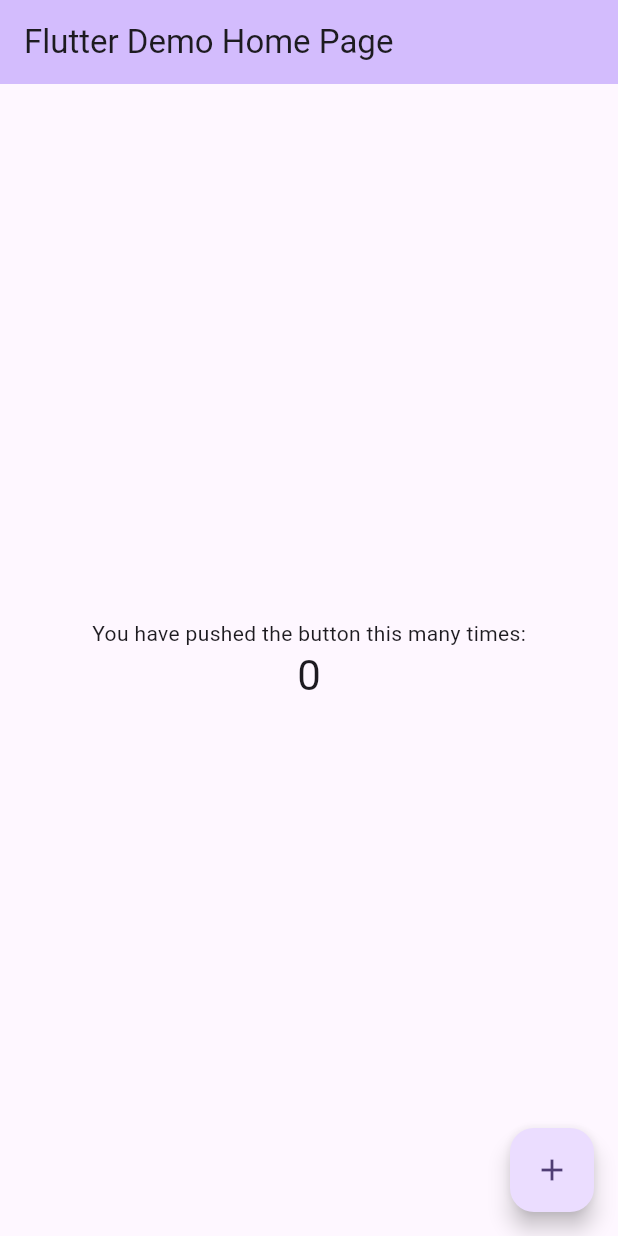
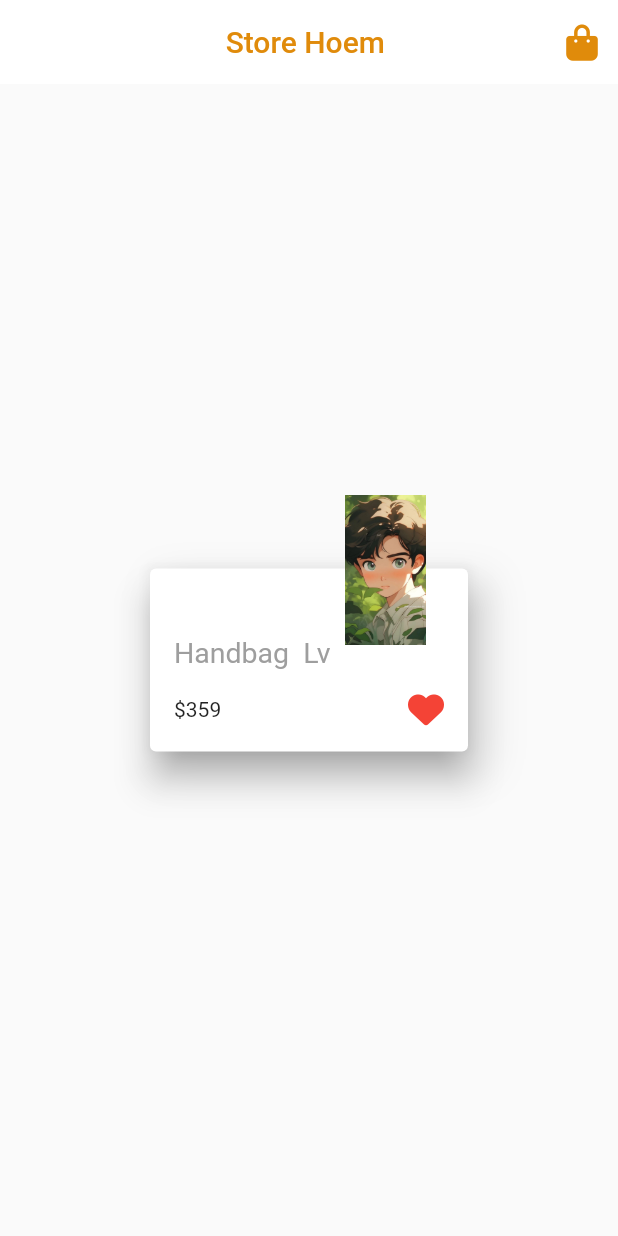
Before and after one commit to Riyam224/home_store_flutter, a Flutter app: the screen it shows after launch, on a phone screen of 412 x 824 dp. Run offline on Flutter 3.47's test engine with Material 2 defaults, Android fonts, the phone set to English and light mode, and no system bars; our stand-ins replace font_awesome_flutter; missing offline and left inert: dart:html.

Commit message:
add stack and positioned to add image over the container

```diff
--- a/lib/main.dart
+++ b/lib/main.dart
@@ -1,125 +1,19 @@
 import 'package:flutter/material.dart';
+import 'package:home_store/pages/home_page.dart';
 
 void main() {
-  runApp(const MyApp());
+  runApp(const StoreApp());
 }
 
-class MyApp extends StatelessWidget {
-  const MyApp({super.key});
-
-  // This widget is the root of your application.
+class StoreApp extends StatelessWidget {
+  const StoreApp({super.key});
   @override
   Widget build(BuildContext context) {
     return MaterialApp(
-      title: 'Flutter Demo',
-      theme: ThemeData(
-        // This is the theme of your application.
-        //
-        // TRY THIS: Try running your application with "flutter run". You'll see
-        // the application has a blue toolbar. Then, without quitting the app,
-        // try changing the seedColor in the colorScheme below to Colors.green
-        // and then invoke "hot reload" (save your changes or press the "hot
-        // reload" button in a Flutter-supported IDE, or press "r" if you used
-        // the command line to start the app).
-        //
-        // Notice that the counter didn't reset back to zero; the application
-        // state is not lost during the reload. To reset the state, use hot
-        // restart instead.
-        //
-        // This works for code too, not just values: Most code changes can be
-        // tested with just a hot reload.
-        colorScheme: ColorScheme.fromSeed(seedColor: Colors.deepPurple),
-        useMaterial3: true,
-      ),
-      home: const MyHomePage(title: 'Flutter Demo Home Page'),
+      routes: {
+        HomePage.id: (context) => HomePage(),
+      },
+      initialRoute: HomePage.id,
     );
   }
 }
-
-class MyHomePage extends StatefulWidget {
-  const MyHomePage({super.key, required this.title});
-
-  // This widget is the home page of your application. It is stateful, meaning
-  // that it has a State object (defined below) that contains fields that affect
-  // how it looks.
-
-  // This class is the configuration for the state. It holds the values (in this
-  // case the title) provided by the parent (in this case the App widget) and
-  // used by the build method of the State. Fields in a Widget subclass are
-  // always marked "final".
-
-  final String title;
-
-  @override
-  State<MyHomePage> createState() => _MyHomePageState();
-}
-
-class _MyHomePageState extends State<MyHomePage> {
-  int _counter = 0;
-
-  void _incrementCounter() {
-    setState(() {
-      // This call to setState tells the Flutter framework that something has
-      // changed in this State, which causes it to rerun the build method below
-      // so that the display can reflect the updated values. If we changed
-      // _counter without calling setState(), then the build method would not be
-      // called again, and so nothing would appear to happen.
-      _counter++;
-    });
-  }
-
-  @override
-  Widget build(BuildContext context) {
-    // This method is rerun every time setState is called, for instance as done
-    // by the _incrementCounter method above.
-    //
-    // The Flutter framework has been optimized to make rerunning build methods
-    // fast, so that you can just rebuild anything that needs updating rather
-    // than having to individually change instances of widgets.
-    return Scaffold(
-      appBar: AppBar(
-        // TRY THIS: Try changing the color here to a specific color (to
-        // Colors.amber, perhaps?) and trigger a hot reload to see the AppBar
-        // change color while the other colors stay the same.
-        backgroundColor: Theme.of(context).colorScheme.inversePrimary,
-        // Here we take the value from the MyHomePage object that was created by
-        // the App.build method, and use it to set our appbar title.
-        title: Text(widget.title),
-      ),
-      body: Center(
-        // Center is a layout widget. It takes a single child and positions it
-        // in the middle of the parent.
-        child: Column(
-          // Column is also a layout widget. It takes a list of children and
-          // arranges them vertically. By default, it sizes itself to fit its
-          // children horizontally, and tries to be as tall as its parent.
-          //
-          // Column has various properties to control how it sizes itself and
-          // how it positions its children. Here we use mainAxisAlignment to
-          // center the children vertically; the main axis here is the vertical
-          // axis because Columns are vertical (the cross axis would be
-          // horizontal).
-          //
-          // TRY THIS: Invoke "debug painting" (choose the "Toggle Debug Paint"
-          // action in the IDE, or press "p" in the console), to see the
-          // wireframe for each widget.
-          mainAxisAlignment: MainAxisAlignment.center,
-          children: <Widget>[
-            const Text(
-              'You have pushed the button this many times:',
-            ),
-            Text(
-              '$_counter',
-              style: Theme.of(context).textTheme.headlineMedium,
-            ),
-          ],
-        ),
-      ),
-      floatingActionButton: FloatingActionButton(
-        onPressed: _incrementCounter,
-        tooltip: 'Increment',
-        child: const Icon(Icons.add),
-      ), // This trailing comma makes auto-formatting nicer for build methods.
-    );
-  }
-}
--- /dev/null
+++ b/lib/pages/home_page.dart
@@ -0,0 +1,92 @@
+import 'package:flutter/material.dart';
+import 'package:font_awesome_flutter/font_awesome_flutter.dart';
+
+class HomePage extends StatelessWidget {
+  const HomePage({super.key});
+  static String id = 'HomePage';
+  @override
+  Widget build(BuildContext context) {
+    return Scaffold(
+      appBar: AppBar(
+        actions: [
+          IconButton(
+            onPressed: () {},
+            icon: const Icon(
+              FontAwesomeIcons.bagShopping,
+              color: Color.fromARGB(255, 224, 139, 11),
+            ),
+          ),
+        ],
+        centerTitle: true,
+        elevation: 0,
+        title: const Text(
+          'Store Hoem ',
+          style: TextStyle(
+            color: Color.fromARGB(255, 224, 139, 11),
+          ),
+        ),
+        backgroundColor: Colors.white,
+      ),
+      body: Padding(
+        padding: const EdgeInsets.symmetric(horizontal: 16),
+        child: Center(
+          child: Stack(
+            clipBehavior: Clip.none,
+            children: [
+              Container(
+                height: 130,
+                width: 220,
+                decoration: BoxDecoration(boxShadow: [
+                  BoxShadow(
+                    blurRadius: 20,
+                    color: Colors.grey.withOpacity(0.3),
+                    spreadRadius: 0,
+                    offset: const Offset(10, 10),
+                  )
+                ]),
+                child: const Card(
+                  elevation: 10,
+                  child: Padding(
+                    padding: EdgeInsets.symmetric(horizontal: 16, vertical: 16),
+                    child: Column(
+                      mainAxisAlignment: MainAxisAlignment.end,
+                      crossAxisAlignment: CrossAxisAlignment.start,
+                      children: [
+                        Text(
+                          'Handbag  Lv ',
+                          style: TextStyle(color: Colors.grey, fontSize: 19),
+                        ),
+                        SizedBox(
+                          height: 15,
+                        ),
+                        Row(
+                          mainAxisAlignment: MainAxisAlignment.spaceBetween,
+                          children: [
+                            Text(r'$359'),
+                            Icon(
+                              FontAwesomeIcons.solidHeart,
+                              color: Colors.red,
+                            ),
+                          ],
+                        )
+                      ],
+                    ),
+                  ),
+                ),
+              ),
+              // todo image over container
+              Positioned(
+                right: 32,
+                bottom: 75,
+                child: Image.asset(
+                  'assets/images/img.jpg',
+                  height: 100,
+                ),
+              ),
+            ],
+          ),
+        ),
+      ),
+    );
+  }
+}
--- a/lib/services/update_product_service.dart
+++ b/lib/services/update_product_service.dart
@@ -1,8 +1,6 @@
 import 'package:home_store/helper/api.dart';
 import 'package:home_store/mpdels/product_model.dart';
-
 class UpdateProductService {
-
    Future<ProductModel> addProduct(
       {required String title,
       required String price,
--- a/pubspec.yaml
+++ b/pubspec.yaml
@@ -31,6 +31,7 @@ dependencies:
   cupertino_icons: ^1.0.2
   flutter:
     sdk: flutter
+  font_awesome_flutter: ^10.6.0
   http: ^1.1.0
 
 dev_dependencies:
@@ -48,9 +49,8 @@ flutter:
   # the material Icons class.
   uses-material-design: true
   # To add assets to your application, add an assets section, like this:
-  # assets:
-  #   - images/a_dot_burr.jpeg
-  #   - images/a_dot_ham.jpeg
+  assets:
+    - assets/images/img.jpg
   # An image asset can refer to one or more resolution-specific "variants", see
   # https://flutter.dev/assets-and-images/#resolution-aware
   # For details regarding adding assets from package dependencies, see
```
Also changed, not shown: assets/images/img.jpg (added), pubspec.lock.
